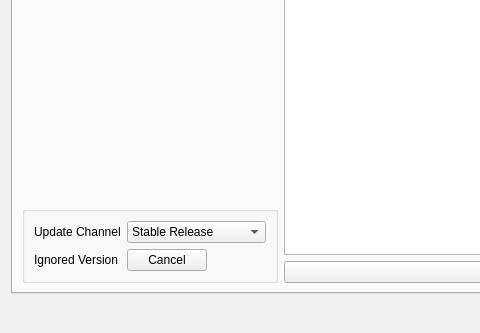
Old version of the form src/ui/widgets/windows/w_PreferencesWindow.ui in the repository Qv2ray/Qv2ray; both pictures show x 0 to 480 and y 270 to 603 of the 886 by 603 pixel window.
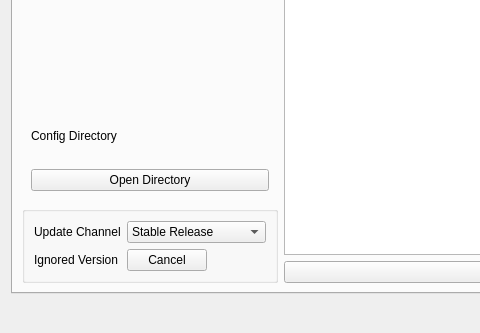
New version of the form. The open tabs and pages were chosen to show the change. Icons and pictures are not drawn.

Commit message: add: added OpenConfigurationDirectory in PreferencesWindow

Diff of the .ui file:
```diff
--- a/src/ui/widgets/windows/w_PreferencesWindow.ui
+++ b/src/ui/widgets/windows/w_PreferencesWindow.ui
@@ -1819,6 +1819,36 @@
            </property>
           </spacer>
          </item>
+         <item>
+          <widget class="QFrame" name="frame_2">
+           <layout class="QVBoxLayout" name="verticalLayout_7">
+            <item>
+             <widget class="QLabel" name="label_43">
+              <property name="text">
+               <string>Config Directory</string>
+              </property>
+             </widget>
+            </item>
+            <item>
+             <widget class="QLabel" name="configdirLabel">
+              <property name="text">
+               <string/>
+              </property>
+              <property name="textInteractionFlags">
+               <set>Qt::LinksAccessibleByMouse|Qt::TextSelectableByKeyboard|Qt::TextSelectableByMouse</set>
+              </property>
+             </widget>
+            </item>
+            <item>
+             <widget class="QPushButton" name="openConfigDirCB">
+              <property name="text">
+               <string>Open Directory</string>
+              </property>
+             </widget>
+            </item>
+           </layout>
+          </widget>
+         </item>
          <item>
           <widget class="QGroupBox" name="updateSettingsGroupBox">
            <layout class="QGridLayout" name="gridLayout_8">
```
Left out of the diff: 102 changed lines with no effect on the pictures. The commit also changes 3 other files.
